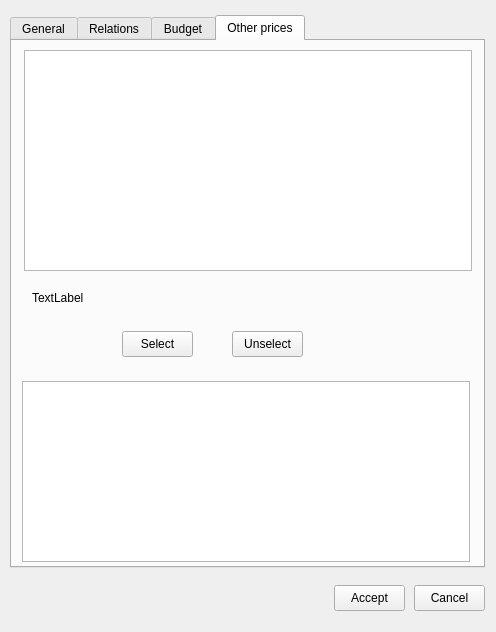
Above: ui/plan_psector.ui from Giswater/giswater_qgis_plugin before the change. Below: the same form after it.
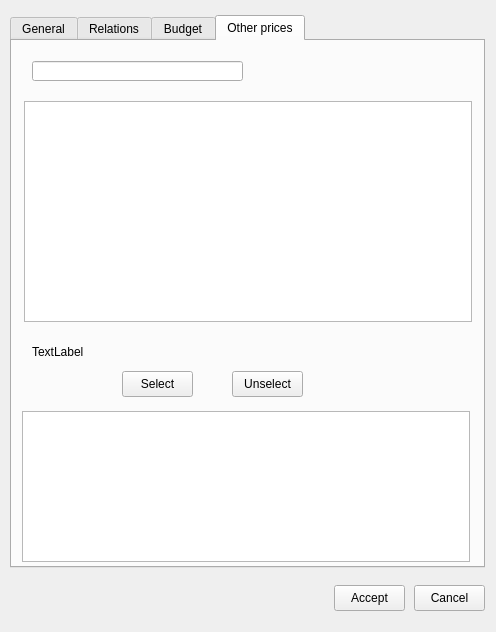
That is the form after the change. Icons and pictures are not drawn.

Commit message: #332 filter and label info added

Diff of the .ui file:
```diff
--- a/ui/plan_psector.ui
+++ b/ui/plan_psector.ui
@@ -1436,7 +1436,7 @@
      <property name="geometry">
       <rect>
        <x>12</x>
-       <y>9</y>
+       <y>60</y>
        <width>448</width>
        <height>221</height>
       </rect>
@@ -1446,9 +1446,9 @@
      <property name="geometry">
       <rect>
        <x>10</x>
-       <y>340</y>
+       <y>370</y>
        <width>448</width>
-       <height>181</height>
+       <height>151</height>
       </rect>
      </property>
     </widget>
@@ -1456,7 +1456,7 @@
      <property name="geometry">
       <rect>
        <x>110</x>
-       <y>290</y>
+       <y>330</y>
        <width>71</width>
        <height>26</height>
       </rect>
@@ -1469,7 +1469,7 @@
      <property name="geometry">
       <rect>
        <x>220</x>
-       <y>290</y>
+       <y>330</y>
        <width>71</width>
        <height>26</height>
       </rect>
@@ -1482,7 +1482,7 @@
      <property name="geometry">
       <rect>
        <x>20</x>
-       <y>236</y>
+       <y>290</y>
        <width>431</width>
        <height>41</height>
       </rect>
@@ -1491,6 +1491,16 @@
       <string>TextLabel</string>
      </property>
     </widget>
+    <widget class="QLineEdit" name="txt_name">
+     <property name="geometry">
+      <rect>
+       <x>20</x>
+       <y>20</y>
+       <width>211</width>
+       <height>20</height>
+      </rect>
+     </property>
+    </widget>
    </widget>
   </widget>
   <widget class="QPushButton" name="btn_accept">
```
Left out of the diff: 2 changed lines with no effect on the pictures. The commit also changes 1 other file.
